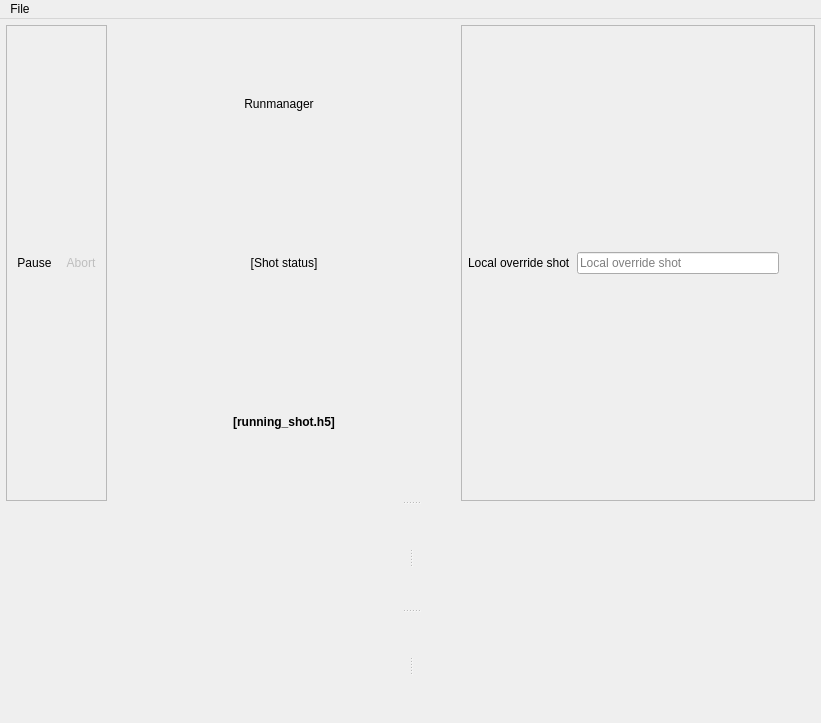
Qt form blacs/main.ui (ispielma/blacs) before a commit.
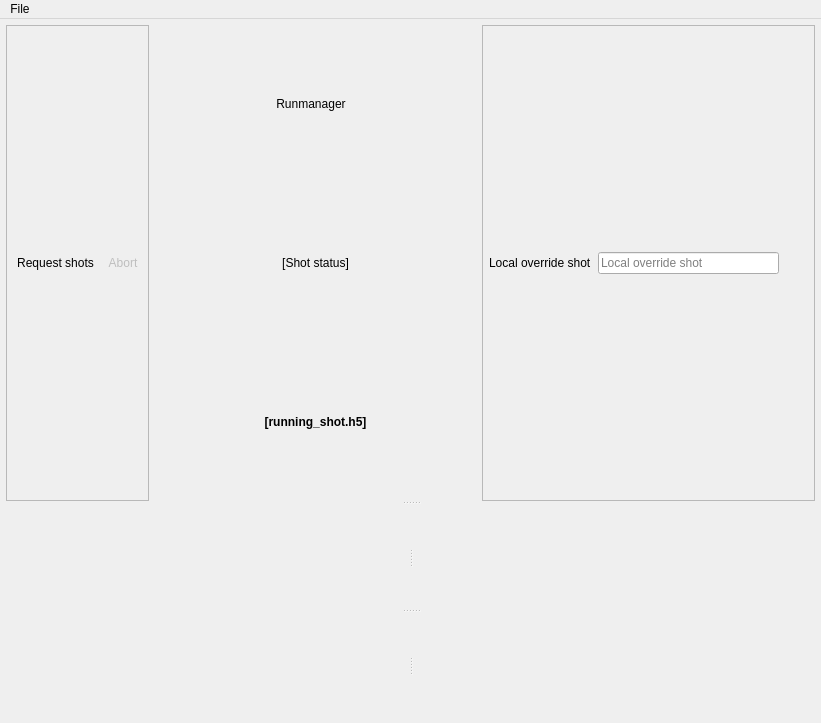
The same form after that commit. Icons and pictures are not drawn.

Commit message: Replace Pause with a runtime-only Request shots control

Patch:
```diff
--- a/blacs/main.ui
+++ b/blacs/main.ui
@@ -192,7 +192,7 @@
                       <string>Pause shot execution</string>
                      </property>
                      <property name="text">
-                      <string>Pause</string>
+                      <string>Request shots</string>
                      </property>
                      <property name="icon">
                       <iconset>
```
Left out of the diff: 6 changed lines with no effect on the pictures. The commit also changes 3 other files.
